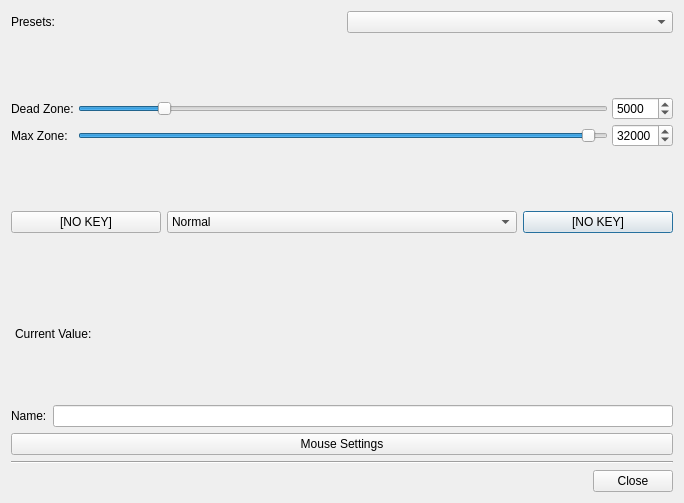
Old version of the form src/gui/axiseditdialog.ui in the repository AntiMicroX/antimicrox.
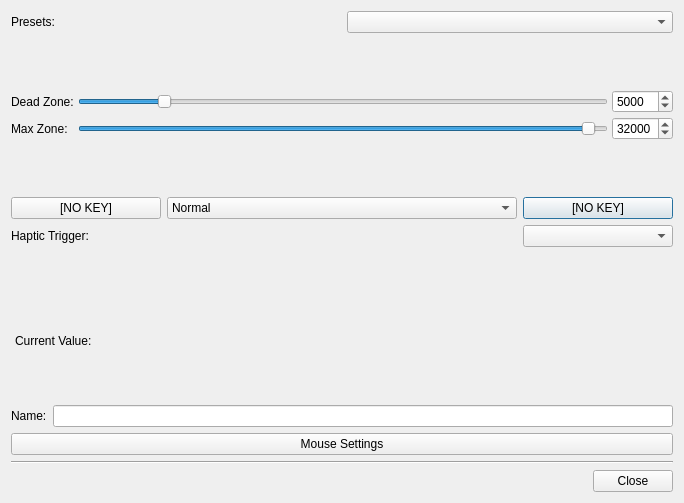
New version of the form. Icons and pictures are not drawn. Custom widgets are drawn as their Qt base class.

Commit message:
Add haptic trigger settings to AxisEditDialog.
Show a ComboBox for haptic trigger effect selection in AxisEditDialog for
supported controllers. The new GUI elements are not functional yet.

Diff of the .ui file:
```diff
--- a/src/gui/axiseditdialog.ui
+++ b/src/gui/axiseditdialog.ui
@@ -410,6 +410,16 @@
        </item>
       </widget>
      </item>
+     <item row="1" column="0">
+      <widget class="QLabel" name="hapticTriggerLabel">
+       <property name="text">
+        <string>Haptic Trigger:</string>
+       </property>
+      </widget>
+     </item>
+     <item row="1" column="2">
+      <widget class="QComboBox" name="hapticTriggerComboBox"/>
+     </item>
     </layout>
    </item>
    <item>
```
The commit also changes 7 other files.
